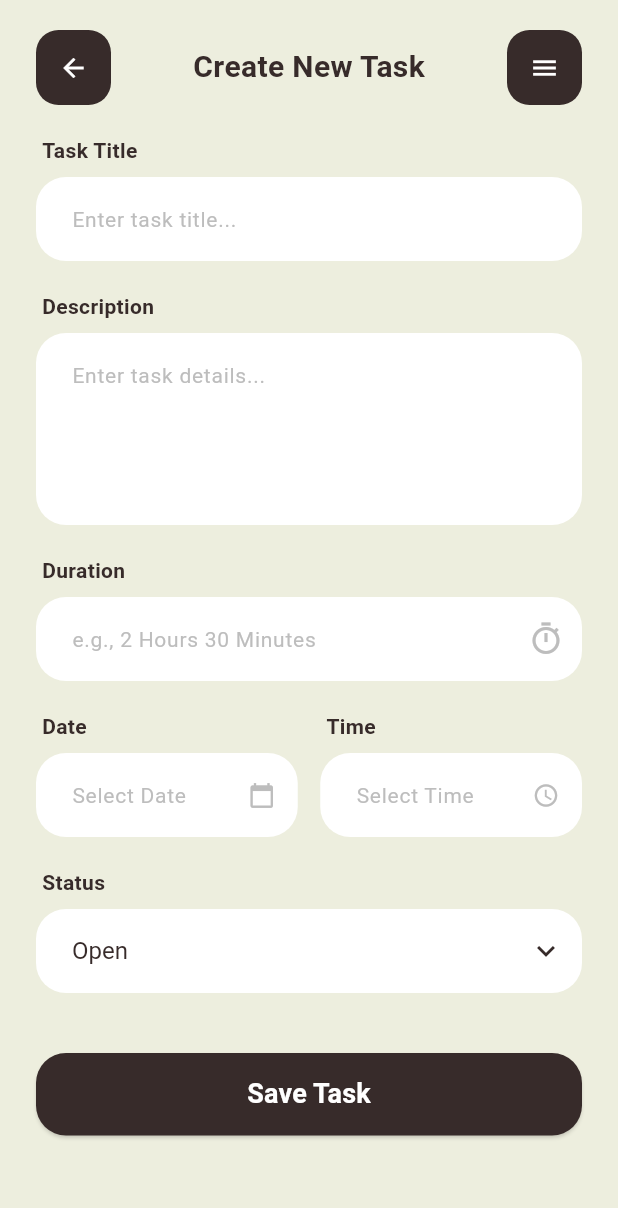
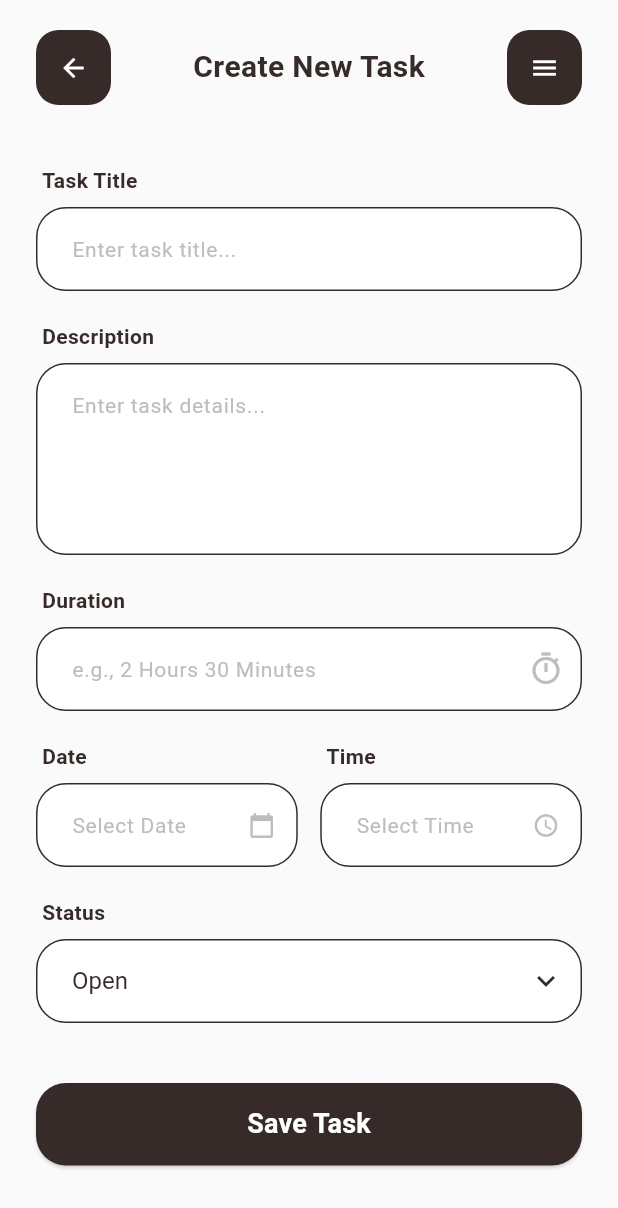
Before and after one commit to adyvka31/AI-Generator-App, a Flutter app: the screen it shows once a user with an empty profile is signed in, after a tap on an icon or button, on a phone screen of 412 x 824 dp. Shown: the top 1208 px of the screen. Run offline on Flutter 3.47's test engine with Material 3 defaults, Android fonts, the phone set to English and light mode, and no system bars; our stand-ins replace cloud_firestore, firebase_auth, firebase_core, google_generative_ai, shared_preferences; accounts and stored records are empty; network calls fail.

```diff
--- a/lib/main.dart
+++ b/lib/main.dart
@@ -25,8 +25,10 @@ class MyApp extends StatelessWidget {
         debugShowCheckedModeBanner: false,
         title: 'Task Manager AI',
         theme: ThemeData(
-          primarySwatch: Colors.blue, useMaterial3: true,
-          scaffoldBackgroundColor: Color(0xffedeede),),
+          primarySwatch: Colors.blue,
+          useMaterial3: true,
+          scaffoldBackgroundColor: Color(0xffFAFAFA),
+        ),
         home: StreamBuilder<User?>(
           stream: FirebaseAuth.instance.authStateChanges(),
           builder: (context, snapshot) {
--- a/lib/screens/home_screen.dart
+++ b/lib/screens/home_screen.dart
@@ -119,15 +119,15 @@ class _HomeScreenState extends State<HomeScreen> {
                 ],
               ),
 
-              const SizedBox(height: 30),
+              const SizedBox(height: 25),
 
               // 2. GREETING TEXT
               Text(
-                _getGreeting(),
+                "${_getGreeting()} $displayName",
                 style: const TextStyle(
                   fontSize: 28,
                   fontWeight: FontWeight.w400, // Tipis elegan
-                  color: Color(0xff372b2a),
+                  color: Color(0xff3E2723),
                 ),
               ),
               const Text(
@@ -135,7 +135,7 @@ class _HomeScreenState extends State<HomeScreen> {
                 style: TextStyle(
                   fontSize: 28,
                   fontWeight: FontWeight.bold,
-                  color: Color(0xff372b2a),
+                  color: Color(0xff3E2723),
                 ),
               ),
 
@@ -261,7 +261,7 @@ class _HomeScreenState extends State<HomeScreen> {
                 ],
               ),
 
-              const SizedBox(height: 35),
+              const SizedBox(height: 25),
               TextField(
                 controller: _searchController,
                 onChanged: (value) {
@@ -286,7 +286,7 @@ class _HomeScreenState extends State<HomeScreen> {
                 ),
               ),
 
-              const SizedBox(height: 35),
+              const SizedBox(height: 25),
 
               // 5. LIST TICKET (STREAM BUILDER)
               Expanded(
--- a/lib/screens/ticket_form_screen.dart
+++ b/lib/screens/ticket_form_screen.dart
@@ -137,11 +137,11 @@ class _TicketFormScreenState extends State<TicketFormScreen> {
       contentPadding: const EdgeInsets.symmetric(horizontal: 20, vertical: 16),
       border: OutlineInputBorder(
         borderRadius: BorderRadius.circular(20),
-        borderSide: BorderSide.none, // Hilangkan garis border standar
+        borderSide: BorderSide(color: Color(0xff372b2a)),
       ),
       enabledBorder: OutlineInputBorder(
         borderRadius: BorderRadius.circular(20),
-        borderSide: BorderSide.none,
+        borderSide: BorderSide(color: Color(0xff372b2a)),
       ),
       focusedBorder: OutlineInputBorder(
         borderRadius: BorderRadius.circular(20),
@@ -216,6 +216,7 @@ class _TicketFormScreenState extends State<TicketFormScreen> {
               ),
             ),
 
+            SizedBox(height: 20),
             // === 2. FORM CONTENT ===
             Expanded(
               child: SingleChildScrollView(
```
Also changed, not shown: 8 other files.
